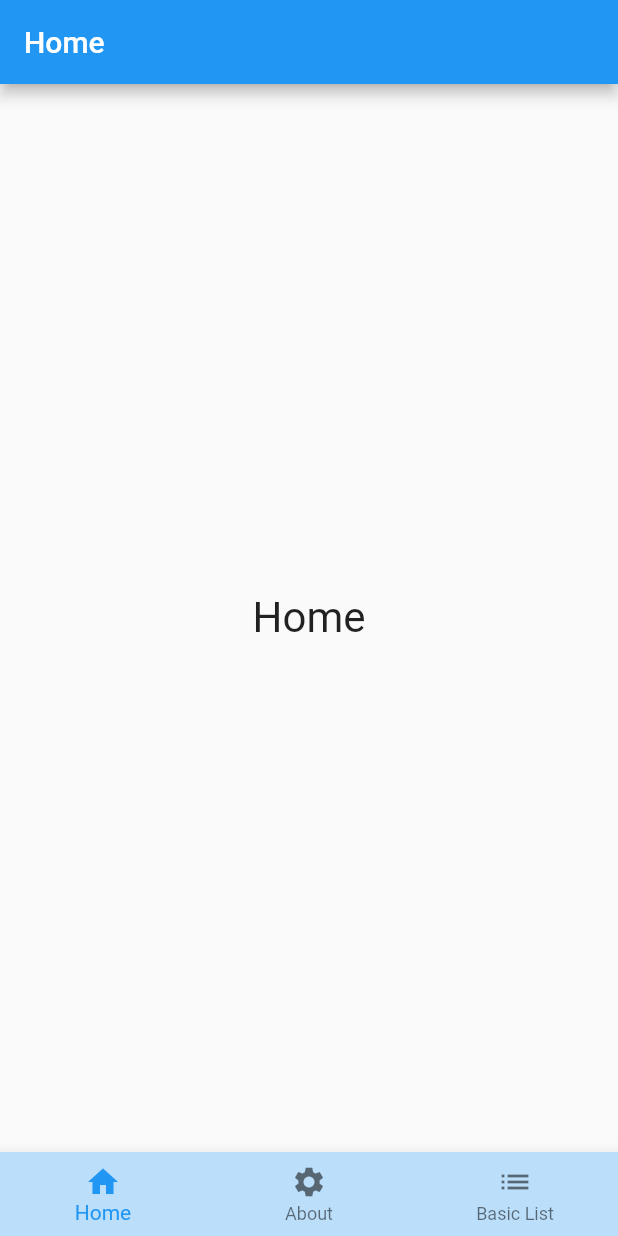
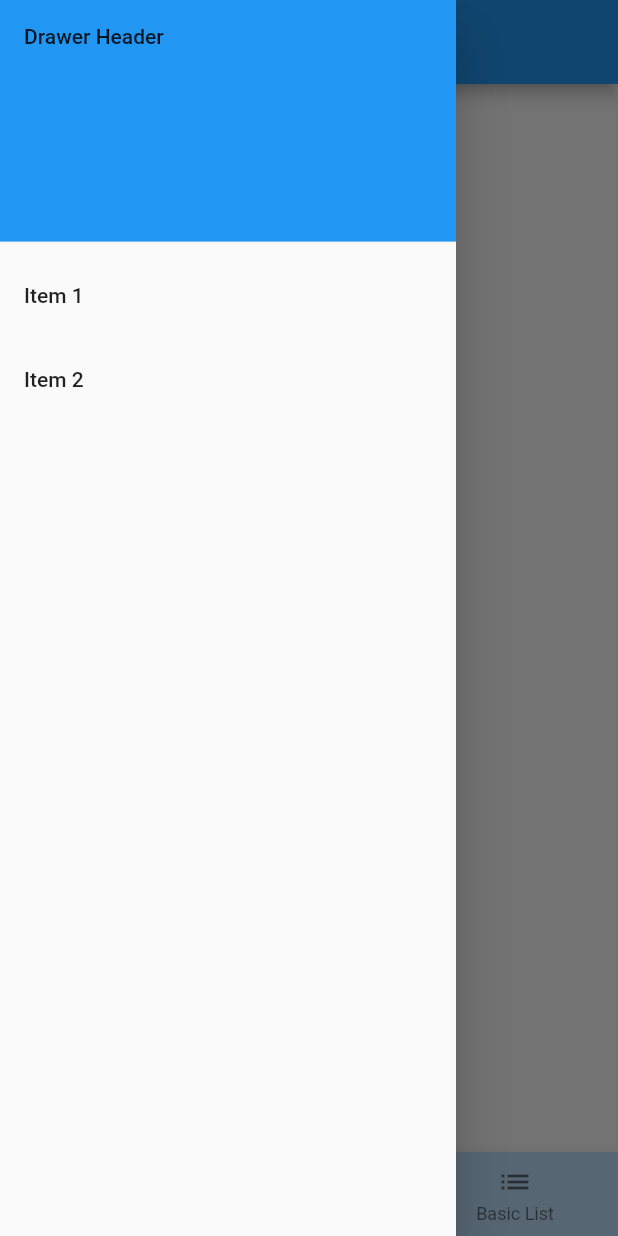
Before and after one commit to lamnguyen1112/my_flutter_app, a Flutter app: the screen it shows after launch, with the side drawer open (before the commit the screen has no drawer), on a phone screen of 412 x 824 dp. Run offline on Flutter 3.47's test engine with Material 2 defaults, Android fonts, the phone set to English and light mode, and no system bars.

Commit message:
add drawer menu

```diff
--- a/lib/src/home_page.dart
+++ b/lib/src/home_page.dart
@@ -15,7 +15,15 @@ class _HomePageState extends State<HomePage> {
   Widget build(BuildContext context) {
     final l10n = ComponentLocalizations.of(context);
     return Scaffold(
-      appBar: AppBar(title: Text(l10n.homeTitle)),
+      appBar: AppBar(
+        leading: IconButton(
+          icon: const Icon(Icons.menu),
+          onPressed: () {
+            Scaffold.of(context).openDrawer();
+          },
+        ),
+        title: Text(l10n.homeTitle),
+      ),
       body: Center(child: MyTitle(value: l10n.homeTitle)),
     );
   }
--- a/lib/src/main_tab_screen.dart
+++ b/lib/src/main_tab_screen.dart
@@ -2,6 +2,7 @@ import 'package:flutter/material.dart';
 import 'package:my_flutter_app/src/about_page.dart';
 import 'package:my_flutter_app/src/basic_list_page.dart';
 import 'package:my_flutter_app/src/home_page.dart';
+import 'package:my_flutter_app/src/menu_drawer.dart';
 
 class MainTabScreen extends StatefulWidget {
   const MainTabScreen({super.key});
@@ -27,6 +28,7 @@ class _MainTabScreenState extends State<MainTabScreen> {
   @override
   Widget build(BuildContext context) {
     return Scaffold(
+      drawer: const MenuDrawer(),
       body: _widgetOptions.elementAt(_selectedIndex),
       bottomNavigationBar: BottomNavigationBar(
         backgroundColor: Colors.blue[100],
--- /dev/null
+++ b/lib/src/menu_drawer.dart
@@ -0,0 +1,37 @@
+import 'package:flutter/material.dart';
+
+class MenuDrawer extends StatelessWidget {
+  const MenuDrawer({super.key});
+
+  @override
+  Widget build(BuildContext context) {
+    return Drawer(
+      child: ListView(
+        // Important: Remove any padding from the ListView.
+        padding: EdgeInsets.zero,
+        children: [
+          const DrawerHeader(
+            decoration: BoxDecoration(
+              color: Colors.blue,
+            ),
+            child: Text('Drawer Header'),
+          ),
+          ListTile(
+            title: const Text('Item 1'),
+            onTap: () {
+              // Update the state of the app.
+              // ...
+            },
+          ),
+          ListTile(
+            title: const Text('Item 2'),
+            onTap: () {
+              // Update the state of the app.
+              // ...
+            },
+          ),
+        ],
+      ),
+    );
+  }
+}
```
